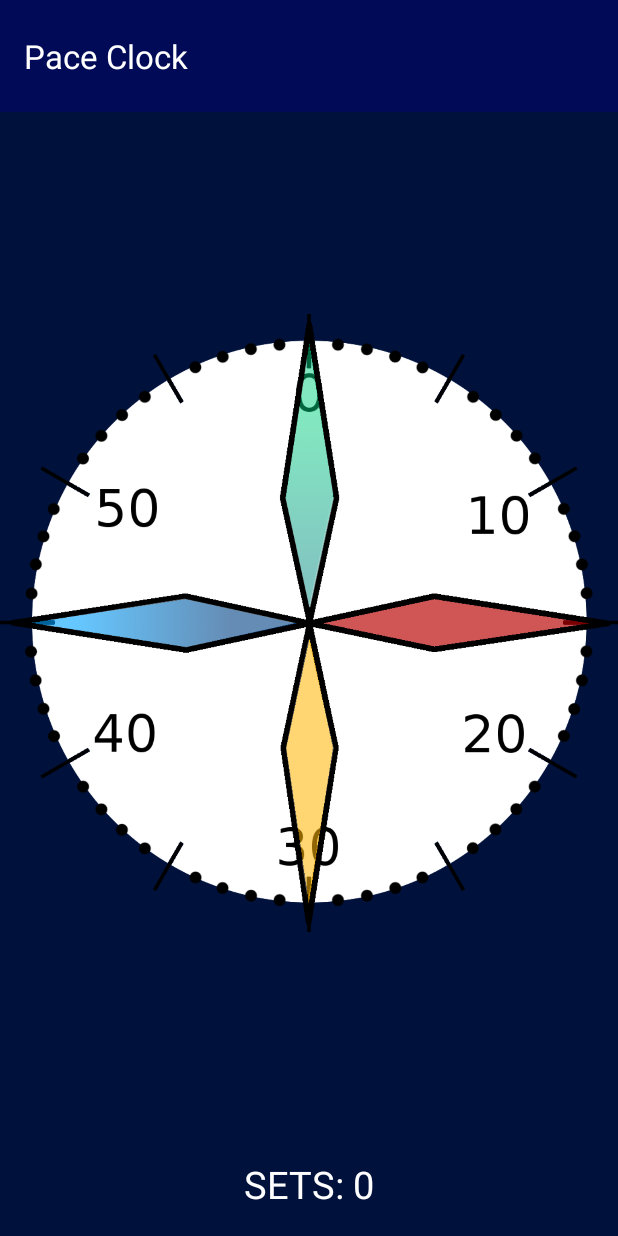
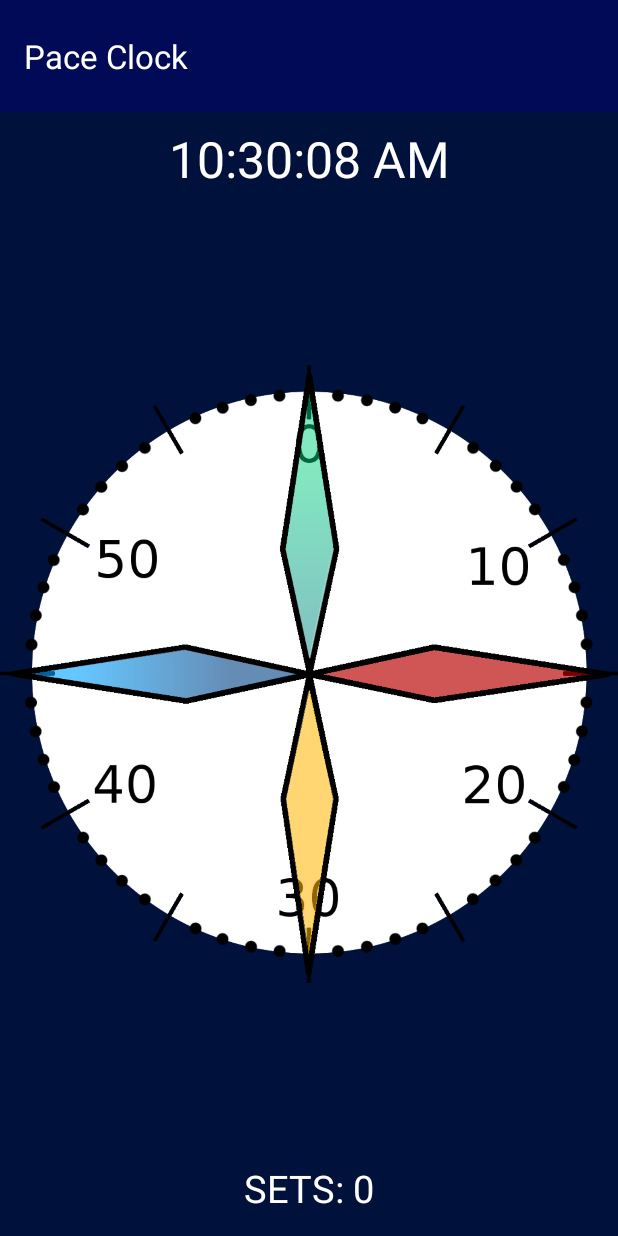
Before and after one commit to sta-crux/PaceClock, an Android app: the screen it shows after launch (MainActivity), on a phone screen of 412 x 824 dp. Run offline under Robolectric (Android 15) with nearby library versions, the phone set to English and light mode, and no system bars.

Commit message:
add a clock

```diff
--- a/app/src/main/res/layout/pace_clock.xml
+++ b/app/src/main/res/layout/pace_clock.xml
@@ -7,6 +7,17 @@
         android:layout_width="match_parent"
         android:layout_height="match_parent"
         android:orientation="vertical">
+
+        <TextClock
+            android:layout_width="match_parent"
+            android:layout_height="0dp"
+            android:layout_weight=".1"
+            android:textSize="33sp"
+            android:gravity="center"
+            android:textColor="@color/white"
+            android:format12Hour="hh:mm:ss a"
+            android:format24Hour="HH:mm:ss" />
+
 
         <FrameLayout
             android:layout_width="match_parent"
```
